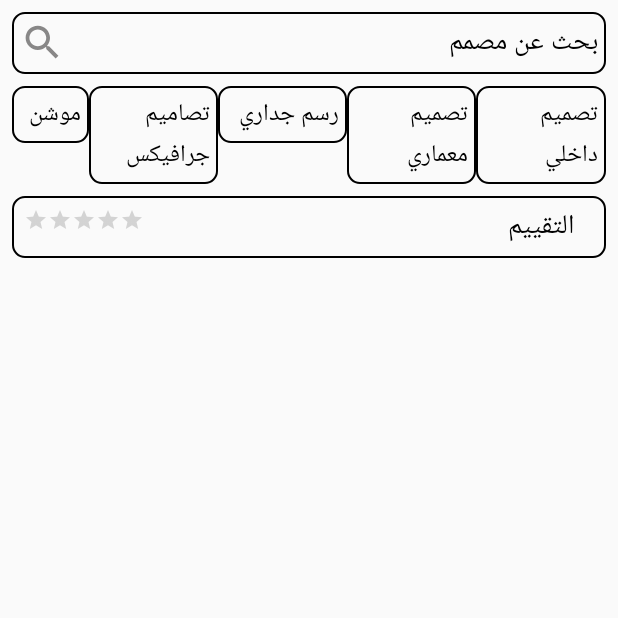
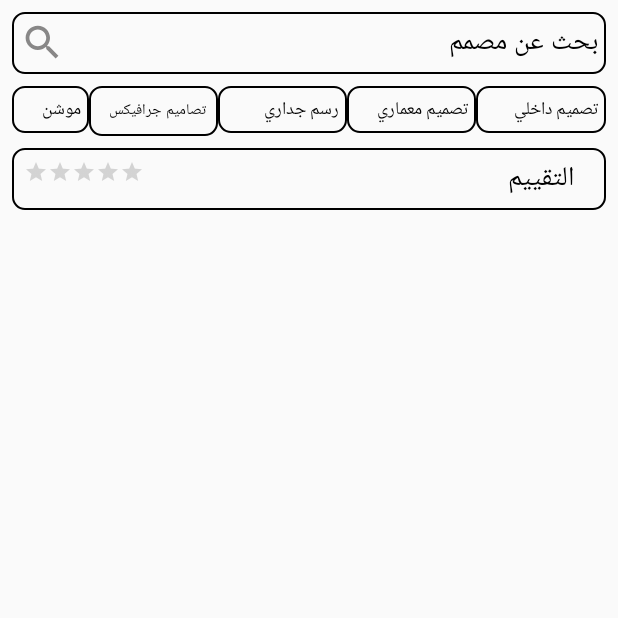
Before and after one commit to HodaTabasi/DesignProject, an Android app: the fragment SearchFragment shown on its own in the app's theme, on a phone screen of 412 x 824 dp, the top half of it. Run offline under Robolectric (Android 15) with nearby library versions, the phone set to English and light mode, and no system bars.

Commit message:
fragment search update

```diff
--- a/app/src/main/res/layout/fragment_search.xml
+++ b/app/src/main/res/layout/fragment_search.xml
@@ -27,30 +27,33 @@
             android:layout_weight="0.6"
             android:layout_height="wrap_content"
             android:text="موشن"
+            android:maxLines="1"
             android:textColor="@android:color/black"
             android:background="@drawable/account_shape"
             android:layout_marginStart="8dp"
             android:padding="5dp"
-            android:textSize="16dp"
+            android:textSize="12dp"
             android:layout_marginLeft="8dp" />
         <TextView
             android:layout_width="0dp"
             android:layout_weight="1"
             android:layout_height="wrap_content"
             android:text="تصاميم جرافيكس"
+            android:maxLines="1"
             android:textColor="@android:color/black"
             android:background="@drawable/account_shape"
-            android:padding="5dp"
-            android:textSize="16dp"/>
+            android:padding="8dp"
+            android:textSize="10dp"/>
         <TextView
             android:layout_width="0dp"
             android:layout_weight="1"
             android:layout_height="wrap_content"
             android:text="رسم جداري"
+            android:maxLines="1"
             android:textColor="@android:color/black"
             android:background="@drawable/account_shape"
             android:padding="5dp"
-            android:textSize="16dp"/>
+            android:textSize="12dp"/>
         <TextView
             android:layout_width="0dp"
             android:layout_weight="1"
@@ -59,7 +62,8 @@
             android:textColor="@android:color/black"
             android:background="@drawable/account_shape"
             android:padding="5dp"
-            android:textSize="16dp"/>
+            android:maxLines="1"
+            android:textSize="12dp"/>
         <TextView
             android:layout_width="0dp"
             android:layout_weight="1"
@@ -68,8 +72,9 @@
             android:textColor="@android:color/black"
             android:background="@drawable/account_shape"
             android:padding="5dp"
+            android:maxLines="1"
             android:layout_marginEnd="8dp"
-            android:textSize="16dp"
+            android:textSize="12dp"
             android:layout_marginRight="8dp" />
     </LinearLayout>
 
```
